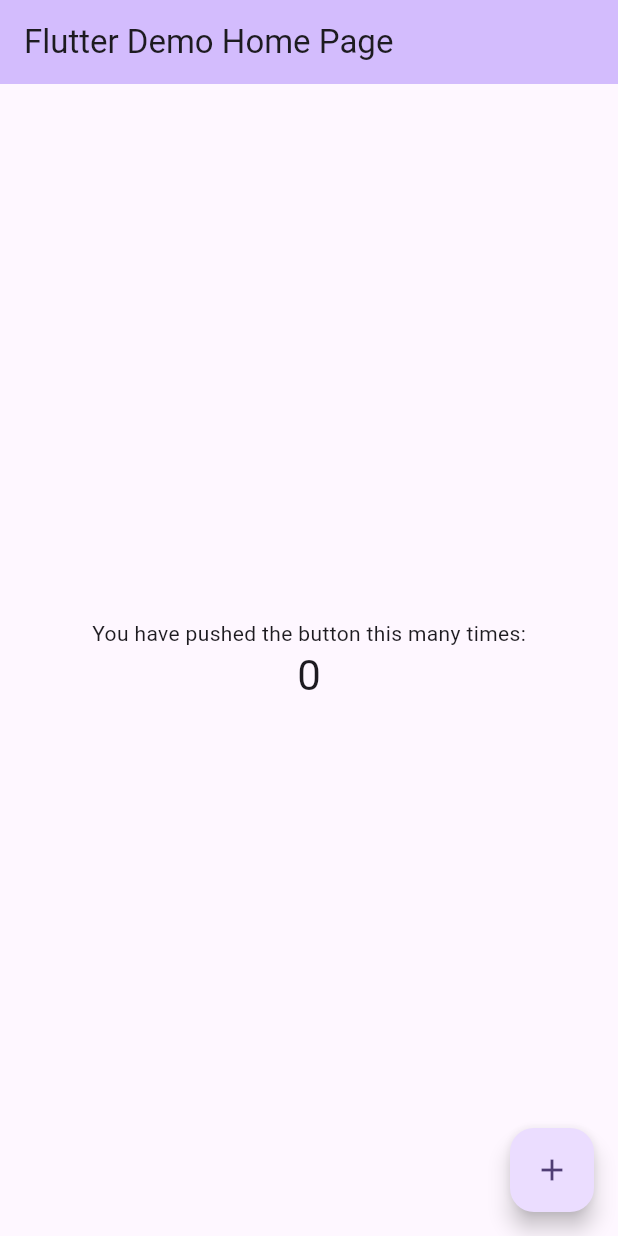
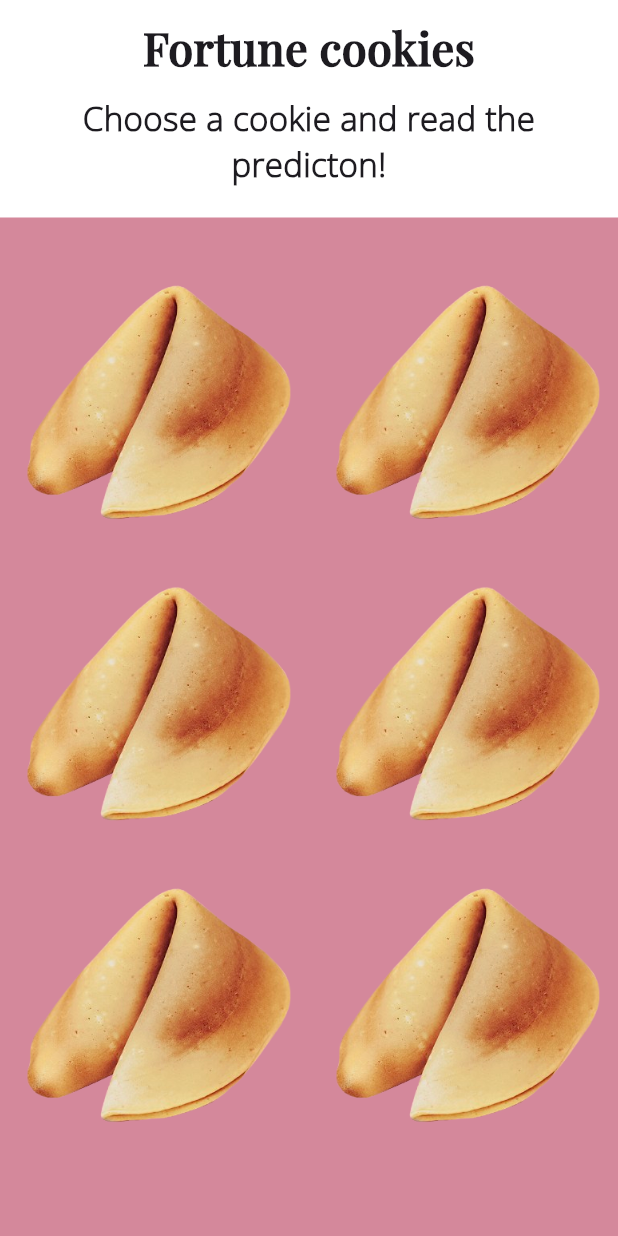
Before and after one commit to jakansha2001/fortune_cookies, a Flutter app: the screen it shows after launch, on a phone screen of 412 x 824 dp. Run offline on Flutter 3.47's test engine with Material 3 defaults, Android fonts, the phone set to English and light mode, and no system bars.

Commit message:
style: add basic home page ui

```diff
--- /dev/null
+++ b/lib/home/home_page.dart
@@ -0,0 +1,100 @@
+import 'package:flutter/material.dart';
+
+class HomePage extends StatelessWidget {
+  const HomePage({super.key});
+
+  @override
+  Widget build(BuildContext context) {
+    List items = [
+      Image.asset('assets/images/fortune_cookie.png'),
+      Image.asset('assets/images/fortune_cookie.png'),
+      Image.asset('assets/images/fortune_cookie.png'),
+      Image.asset('assets/images/fortune_cookie.png'),
+      Image.asset('assets/images/fortune_cookie.png'),
+      Image.asset('assets/images/fortune_cookie.png')
+    ];
+    return Scaffold(
+      backgroundColor: Colors.white,
+      body: SafeArea(
+        child: Center(
+          child: Column(
+            children: [
+              const SizedBox(
+                height: 10,
+              ),
+              const Text(
+                'Fortune cookies',
+                style: TextStyle(
+                  fontSize: 30,
+                  fontWeight: FontWeight.w700,
+                  fontFamily: 'PlayfairDisplay',
+                ),
+              ),
+              const SizedBox(
+                height: 10,
+              ),
+              const Padding(
+                padding: EdgeInsets.symmetric(horizontal: 8.0),
+                child: Text(
+                  'Choose a cookie and read the predicton!',
+                  maxLines: 2,
+                  style: TextStyle(
+                    fontSize: 22,
+                    fontWeight: FontWeight.bold,
+                    fontFamily: 'OpenSans',
+                  ),
+                  textAlign: TextAlign.center,
+                ),
+              ),
+              const SizedBox(
+                height: 20,
+              ),
+              Expanded(
+                child: Container(
+                  color: const Color(0xffd4889b),
+                  child:
+
+                      /// This method is ideal when you know the exact number of children elements you want to display in the grid.
+                      //     GridView.count(
+                      //   crossAxisCount: 2,
+                      //   crossAxisSpacing: 10,
+                      //   mainAxisSpacing: 5,
+                      //   children: [
+                      //     Image.asset('assets/images/fortune_cookie.png'),
+                      //     Image.asset('assets/images/fortune_cookie.png'),
+                      //     Image.asset('assets/images/fortune_cookie.png'),
+                      //     Image.asset('assets/images/fortune_cookie.png')
+                      //   ],
+                      // ),
+
+                      Padding(
+                    padding: const EdgeInsets.symmetric(vertical: 25.0, horizontal: 5),
+
+                    /// This method is ideal when you don't know the exact number of children elements you want to display in the grid.
+                    child: GridView.builder(
+                      //itemCount: 4,
+                      itemCount: items.length, // Number of items in your data source
+                      /// This defines the layout properties of the grid. Here, we're using SliverGridDelegateWithFixedCrossAxisCount for a fixed number of columns.
+                      gridDelegate: const SliverGridDelegateWithFixedCrossAxisCount(
+                        crossAxisCount: 2,
+                        crossAxisSpacing: 10,
+                        mainAxisSpacing: 5,
+                      ),
+
+                      /// This is a callback function that takes the context and index as arguments and returns the widget to be displayed at that specific position in the grid.
+                      itemBuilder: (context, index) {
+                        return
+                            //Image.asset('assets/images/fortune_cookie.png');
+                            items[index];
+                      },
+                    ),
+                  ),
+                ),
+              ),
+            ],
+          ),
+        ),
+      ),
+    );
+  }
+}
--- a/lib/main.dart
+++ b/lib/main.dart
@@ -1,4 +1,5 @@
 import 'package:flutter/material.dart';
+import 'package:fortune_cookies/home/home_page.dart';
 
 void main() {
   runApp(const MyApp());
@@ -11,6 +12,7 @@
   @override
   Widget build(BuildContext context) {
     return MaterialApp(
+      debugShowCheckedModeBanner: false,
       title: 'Flutter Demo',
       theme: ThemeData(
         // This is the theme of your application.
@@ -31,95 +33,7 @@
         colorScheme: ColorScheme.fromSeed(seedColor: Colors.deepPurple),
         useMaterial3: true,
       ),
-      home: const MyHomePage(title: 'Flutter Demo Home Page'),
+      home: const HomePage(),
     );
   }
 }
-
-class MyHomePage extends StatefulWidget {
-  const MyHomePage({super.key, required this.title});
-
-  // This widget is the home page of your application. It is stateful, meaning
-  // that it has a State object (defined below) that contains fields that affect
-  // how it looks.
-
-  // This class is the configuration for the state. It holds the values (in this
-  // case the title) provided by the parent (in this case the App widget) and
-  // used by the build method of the State. Fields in a Widget subclass are
-  // always marked "final".
-
-  final String title;
-
-  @override
-  State<MyHomePage> createState() => _MyHomePageState();
-}
-
-class _MyHomePageState extends State<MyHomePage> {
-  int _counter = 0;
-
-  void _incrementCounter() {
-    setState(() {
-      // This call to setState tells the Flutter framework that something has
-      // changed in this State, which causes it to rerun the build method below
-      // so that the display can reflect the updated values. If we changed
-      // _counter without calling setState(), then the build method would not be
-      // called again, and so nothing would appear to happen.
-      _counter++;
-    });
-  }
-
-  @override
-  Widget build(BuildContext context) {
-    // This method is rerun every time setState is called, for instance as done
-    // by the _incrementCounter method above.
-    //
-    // The Flutter framework has been optimized to make rerunning build methods
-    // fast, so that you can just rebuild anything that needs updating rather
-    // than having to individually change instances of widgets.
-    return Scaffold(
-      appBar: AppBar(
-        // TRY THIS: Try changing the color here to a specific color (to
-        // Colors.amber, perhaps?) and trigger a hot reload to see the AppBar
-        // change color while the other colors stay the same.
-        backgroundColor: Theme.of(context).colorScheme.inversePrimary,
-        // Here we take the value from the MyHomePage object that was created by
-        // the App.build method, and use it to set our appbar title.
-        title: Text(widget.title),
-      ),
-      body: Center(
-        // Center is a layout widget. It takes a single child and positions it
-        // in the middle of the parent.
-        child: Column(
-          // Column is also a layout widget. It takes a list of children and
-          // arranges them vertically. By default, it sizes itself to fit its
-          // children horizontally, and tries to be as tall as its parent.
-          //
-          // Column has various properties to control how it sizes itself and
-          // how it positions its children. Here we use mainAxisAlignment to
-          // center the children vertically; the main axis here is the vertical
-          // axis because Columns are vertical (the cross axis would be
-          // horizontal).
-          //
-          // TRY THIS: Invoke "debug painting" (choose the "Toggle Debug Paint"
-          // action in the IDE, or press "p" in the console), to see the
-          // wireframe for each widget.
-          mainAxisAlignment: MainAxisAlignment.center,
-          children: <Widget>[
-            const Text(
-              'You have pushed the button this many times:',
-            ),
-            Text(
-              '$_counter',
-              style: Theme.of(context).textTheme.headlineMedium,
-            ),
-          ],
-        ),
-      ),
-      floatingActionButton: FloatingActionButton(
-        onPressed: _incrementCounter,
-        tooltip: 'Increment',
-        child: const Icon(Icons.add),
-      ), // This trailing comma makes auto-formatting nicer for build methods.
-    );
-  }
-}
```
Also changed, not shown: pubspec.yaml (+11 -11 lines), assets/fonts/OpenSans-Light.ttf (added), assets/fonts/PlayfairDisplay-Medium.ttf (added), assets/images/fortune_cookie.png (added).
